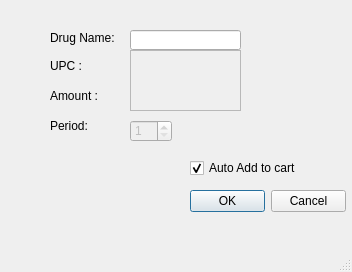
This is newprescription.ui in WNewsome/Pharmaceutical-Point-of-Sale as Qt 5 draws it before an edit. The edited form follows.
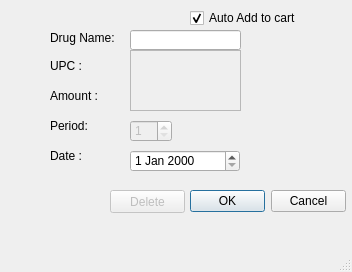
This is the edited form.

What changed in the file:
```diff
--- a/newprescription.ui
+++ b/newprescription.ui
@@ -154,7 +154,7 @@
     <property name="geometry">
      <rect>
       <x>190</x>
-      <y>160</y>
+      <y>10</y>
       <width>151</width>
       <height>16</height>
      </rect>
@@ -169,6 +169,45 @@
      <bool>false</bool>
     </property>
    </widget>
+   <widget class="QPushButton" name="pushButton">
+    <property name="enabled">
+     <bool>false</bool>
+    </property>
+    <property name="geometry">
+     <rect>
+      <x>110</x>
+      <y>190</y>
+      <width>75</width>
+      <height>23</height>
+     </rect>
+    </property>
+    <property name="text">
+     <string>Delete</string>
+    </property>
+   </widget>
+   <widget class="QLabel" name="label_5">
+    <property name="geometry">
+     <rect>
+      <x>50</x>
+      <y>150</y>
+      <width>54</width>
+      <height>12</height>
+     </rect>
+    </property>
+    <property name="text">
+     <string>Date :</string>
+    </property>
+   </widget>
+   <widget class="QDateEdit" name="dateEdit">
+    <property name="geometry">
+     <rect>
+      <x>130</x>
+      <y>150</y>
+      <width>110</width>
+      <height>22</height>
+     </rect>
+    </property>
+   </widget>
   </widget>
   <widget class="QMenuBar" name="menubar">
    <property name="geometry">
```
Left out of the diff: 19 changed lines with no effect on the pictures.
